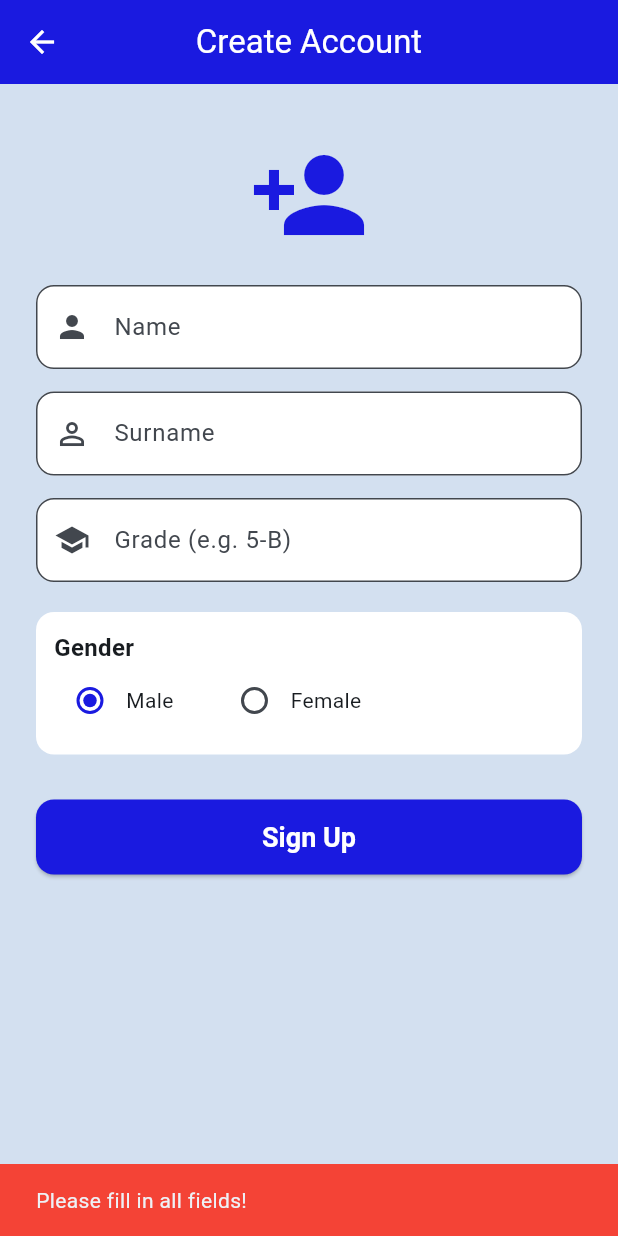
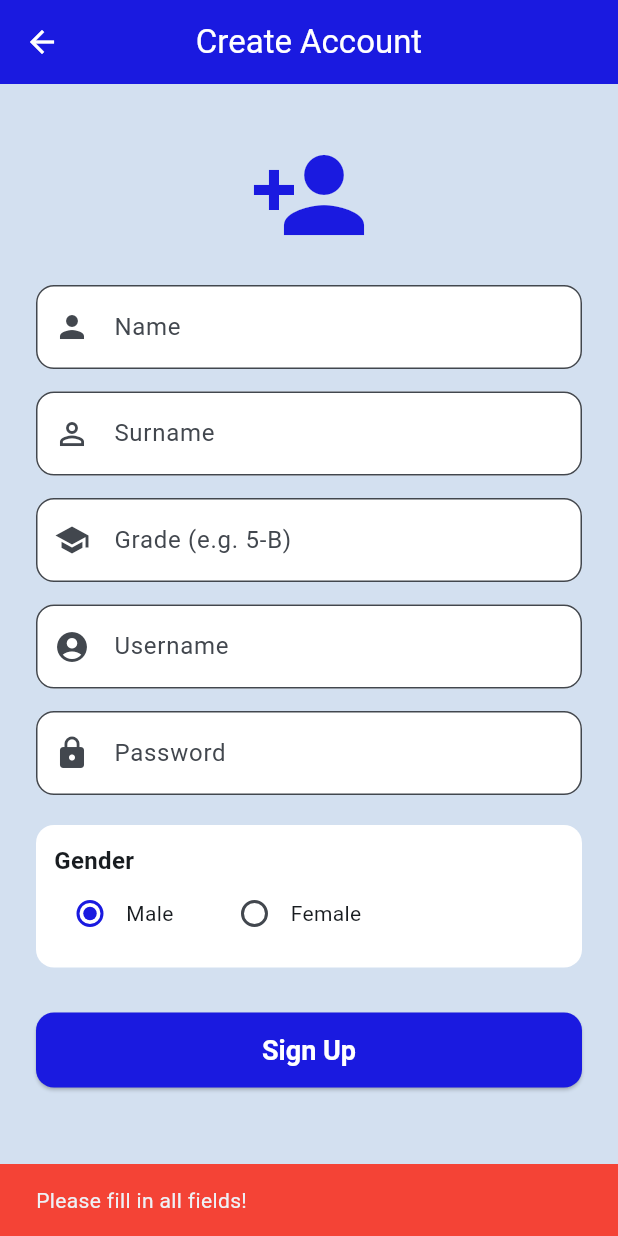
Before and after one commit to wso-6/ceit_project, a Flutter app: the SignUpScreen screen opened directly, after a tap on "Sign Up", on a phone screen of 412 x 824 dp. Run offline on Flutter 3.47's test engine with Material 3 defaults, Android fonts, the phone set to English and light mode, and no system bars; our stand-ins replace shared_preferences, sqflite; accounts and stored records are empty.

Commit message:
SQLite veritabanı eklentisi

```diff
--- /dev/null
+++ b/lib/database_helper.dart
@@ -0,0 +1,103 @@
+import 'package:sqflite/sqflite.dart';
+import 'package:path/path.dart';
+
+class DatabaseHelper {
+  static final DatabaseHelper _instance = DatabaseHelper._internal();
+  static Database? _database;
+
+  factory DatabaseHelper() {
+    return _instance;
+  }
+
+  DatabaseHelper._internal();
+
+  Future<Database> get database async {
+    if (_database != null) return _database!;
+    _database = await _initDatabase();
+    return _database!;
+  }
+
+  Future<Database> _initDatabase() async {
+    String path = join(await getDatabasesPath(), 'cyber_detective.db');
+    return await openDatabase(path, version: 1, onCreate: _onCreate);
+  }
+
+  Future<void> _onCreate(Database db, int version) async {
+    await db.execute('''
+      CREATE TABLE users (
+        id INTEGER PRIMARY KEY AUTOINCREMENT,
+        name TEXT NOT NULL,
+        surname TEXT NOT NULL,
+        grade TEXT NOT NULL,
+        gender TEXT NOT NULL,
+        username TEXT UNIQUE NOT NULL,
+        password TEXT NOT NULL,
+        badge TEXT DEFAULT 'Rookie Detective 🔍',
+        quiz_score INTEGER DEFAULT 0,
+        game_score INTEGER DEFAULT 0
+      )
+    ''');
+  }
+
+  // Yeni kullanıcı kaydı
+  Future<int> registerUser({
+    required String name,
+    required String surname,
+    required String grade,
+    required String gender,
+    required String username,
+    required String password,
+  }) async {
+    Database db = await database;
+    return await db.insert('users', {
+      'name': name,
+      'surname': surname,
+      'grade': grade,
+      'gender': gender,
+      'username': username,
+      'password': password,
+    });
+  }
+
+  // Giriş kontrolü
+  Future<Map<String, dynamic>?> loginUser(
+    String username,
+    String password,
+  ) async {
+    Database db = await database;
+    List<Map<String, dynamic>> result = await db.query(
+      'users',
+      where: 'username = ? AND password = ?',
+      whereArgs: [username, password],
+    );
+    if (result.isNotEmpty) {
+      return result.first;
+    }
+    return null;
+  }
+
+  // Kullanıcı bilgilerini getir
+  Future<Map<String, dynamic>?> getUser(String username) async {
+    Database db = await database;
+    List<Map<String, dynamic>> result = await db.query(
+      'users',
+      where: 'username = ?',
+      whereArgs: [username],
+    );
+    if (result.isNotEmpty) {
+      return result.first;
+    }
+    return null;
+  }
+
+  // Kullanıcı adı zaten var mı?
+  Future<bool> usernameExists(String username) async {
+    Database db = await database;
+    List<Map<String, dynamic>> result = await db.query(
+      'users',
+      where: 'username = ?',
+      whereArgs: [username],
+    );
+    return result.isNotEmpty;
+  }
+}
--- a/lib/sign_up_screen.dart
+++ b/lib/sign_up_screen.dart
@@ -1,4 +1,5 @@
 import 'package:flutter/material.dart';
+import './database_helper.dart';
 
 class SignUpScreen extends StatefulWidget {
   const SignUpScreen({super.key});
@@ -11,14 +12,25 @@ class _SignUpScreenState extends State<SignUpScreen> {
   final TextEditingController _nameController = TextEditingController();
   final TextEditingController _surnameController = TextEditingController();
   final TextEditingController _gradeController = TextEditingController();
+  final TextEditingController _usernameController = TextEditingController();
+  final TextEditingController _passwordController = TextEditingController();
   String _selectedGender = 'Male';
 
-  void _signUp() {
+  final DatabaseHelper _dbHelper = DatabaseHelper();
+
+  void _signUp() async {
     String name = _nameController.text.trim();
     String surname = _surnameController.text.trim();
     String grade = _gradeController.text.trim();
+    String username = _usernameController.text.trim();
+    String password = _passwordController.text.trim();
 
-    if (name.isEmpty || surname.isEmpty || grade.isEmpty) {
+    if (name.isEmpty ||
+        surname.isEmpty ||
+        grade.isEmpty ||
+        username.isEmpty ||
+        password.isEmpty) {
+      if (!mounted) return;
       ScaffoldMessenger.of(context).showSnackBar(
         const SnackBar(
           content: Text('Please fill in all fields!'),
@@ -27,6 +39,32 @@ class _SignUpScreenState extends State<SignUpScreen> {
       );
       return;
     }
+
+    // Kullanıcı adı zaten var mı?
+    bool exists = await _dbHelper.usernameExists(username);
+    if (!mounted) return;
+
+    if (exists) {
+      ScaffoldMessenger.of(context).showSnackBar(
+        const SnackBar(
+          content: Text('This username is already taken!'),
+          backgroundColor: Colors.red,
+        ),
+      );
+      return;
+    }
+
+    // Kaydet
+    await _dbHelper.registerUser(
+      name: name,
+      surname: surname,
+      grade: grade,
+      gender: _selectedGender,
+      username: username,
+      password: password,
+    );
+
+    if (!mounted) return;
 
     showDialog(
       context: context,
@@ -114,6 +152,33 @@ class _SignUpScreenState extends State<SignUpScreen> {
                 fillColor: Colors.white,
               ),
             ),
+            const SizedBox(height: 15),
+            TextField(
+              controller: _usernameController,
+              decoration: InputDecoration(
+                labelText: 'Username',
+                prefixIcon: const Icon(Icons.account_circle),
+                border: OutlineInputBorder(
+                  borderRadius: BorderRadius.circular(12),
+                ),
+                filled: true,
+                fillColor: Colors.white,
+              ),
+            ),
+            const SizedBox(height: 15),
+            TextField(
+              controller: _passwordController,
+              obscureText: true,
+              decoration: InputDecoration(
+                labelText: 'Password',
+                prefixIcon: const Icon(Icons.lock),
+                border: OutlineInputBorder(
+                  borderRadius: BorderRadius.circular(12),
+                ),
+                filled: true,
+                fillColor: Colors.white,
+              ),
+            ),
             const SizedBox(height: 20),
             // Cinsiyet seçimi
             Container(
--- a/pubspec.yaml
+++ b/pubspec.yaml
@@ -12,8 +12,9 @@ dependencies:
     sdk: flutter
   cupertino_icons: ^1.0.8
   shared_preferences: ^2.2.0
-
   url_launcher: ^6.3.0
+  sqflite: ^2.3.0
+  path: ^1.8.0
 
 dev_dependencies:
   flutter_test:
```
Also changed, not shown: lib/main.dart (+36 -8 lines), pubspec.lock, 1 other file.
